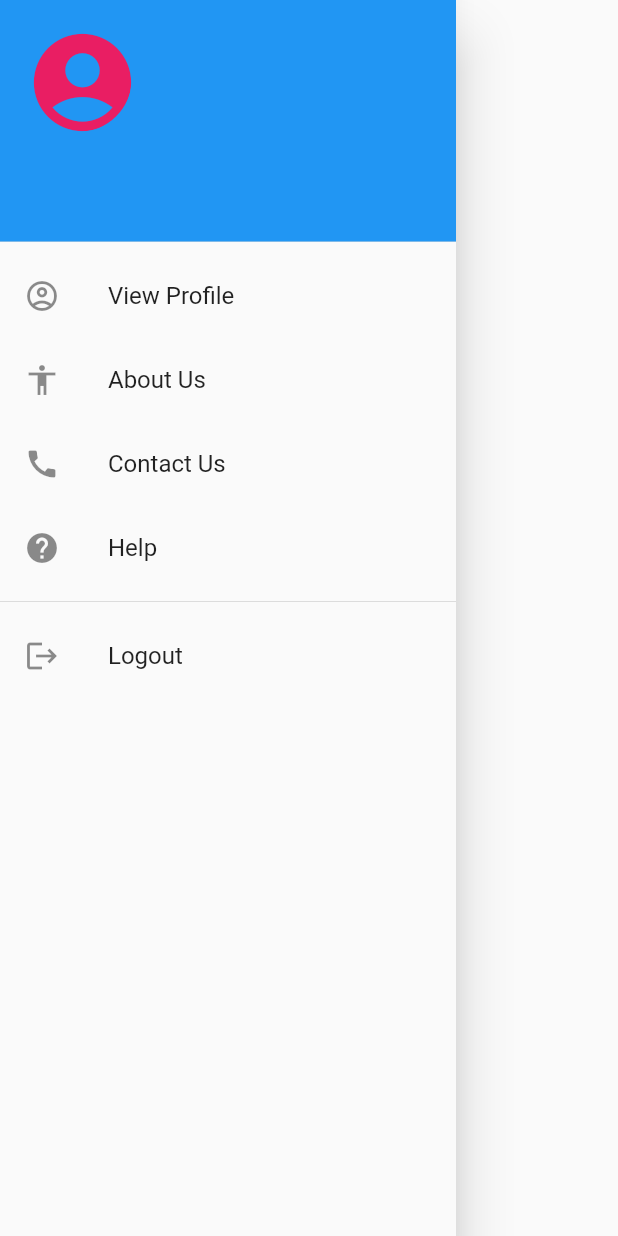
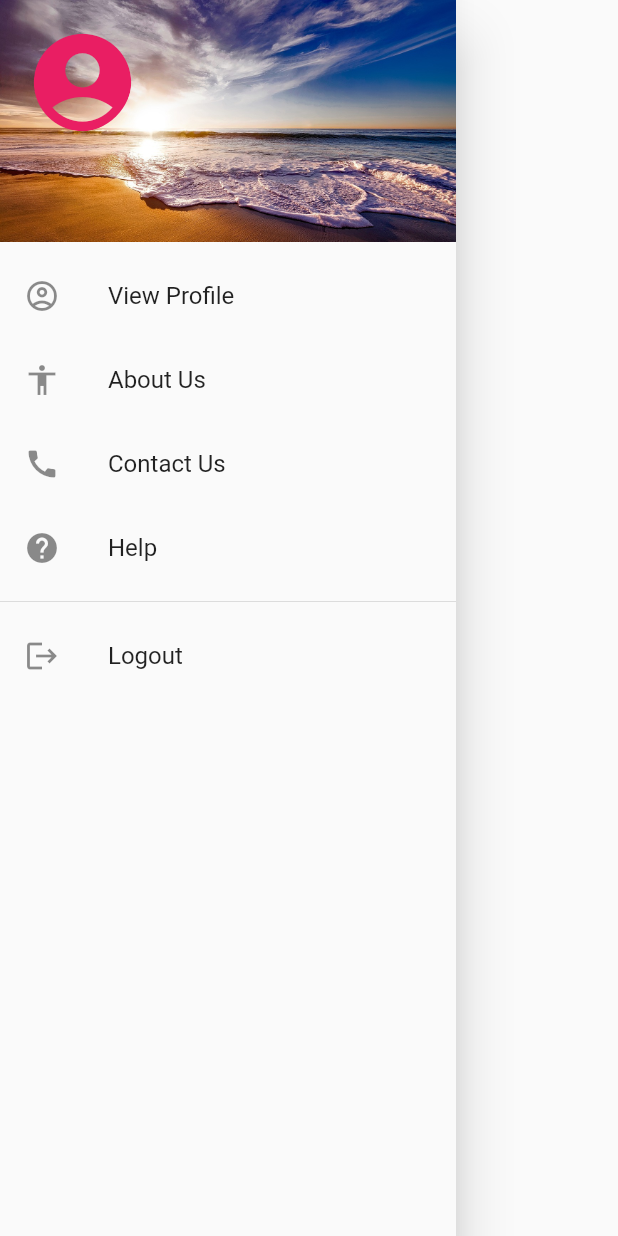
Before and after one commit to devanganaB/smart_printer, a Flutter app: the SideMenu widget shown alone on an empty page, opened directly, on a phone screen of 412 x 824 dp. Run offline on Flutter 3.47's test engine with Material 2 defaults, Android fonts, the phone set to English and light mode, and no system bars; our stand-ins replace cloud_firestore, file_picker, firebase_auth, firebase_core, fluttertoast, google_sign_in; accounts and stored records are empty.

Commit message:
bg change

```diff
--- a/lib/Screens/SideMenu.dart
+++ b/lib/Screens/SideMenu.dart
@@ -43,6 +43,12 @@ class SideMenu extends StatelessWidget {
                     size: 78,
                     color: Colors.pink,
                   ),
+                ),
+              ),
+              decoration: const BoxDecoration(
+                image: DecorationImage(
+                  image: AssetImage('assets/images/bg.png'),
+                  fit: BoxFit.cover,
                 ),
               ),
             );
```
Also changed, not shown: assets/images/bg.png.
